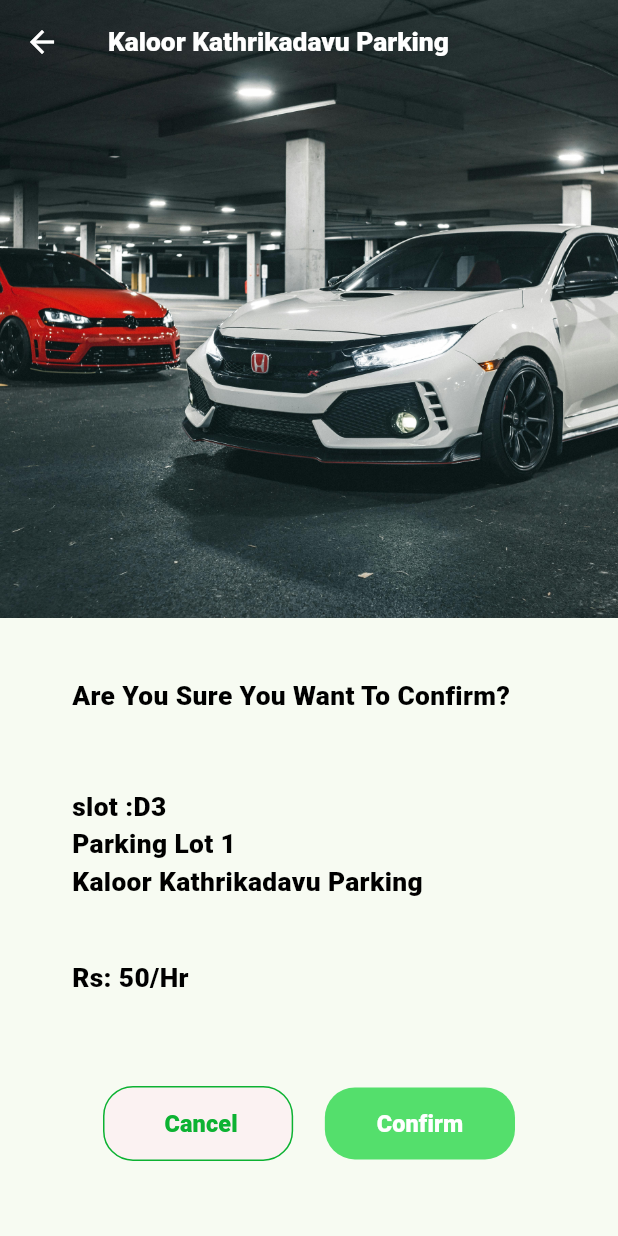
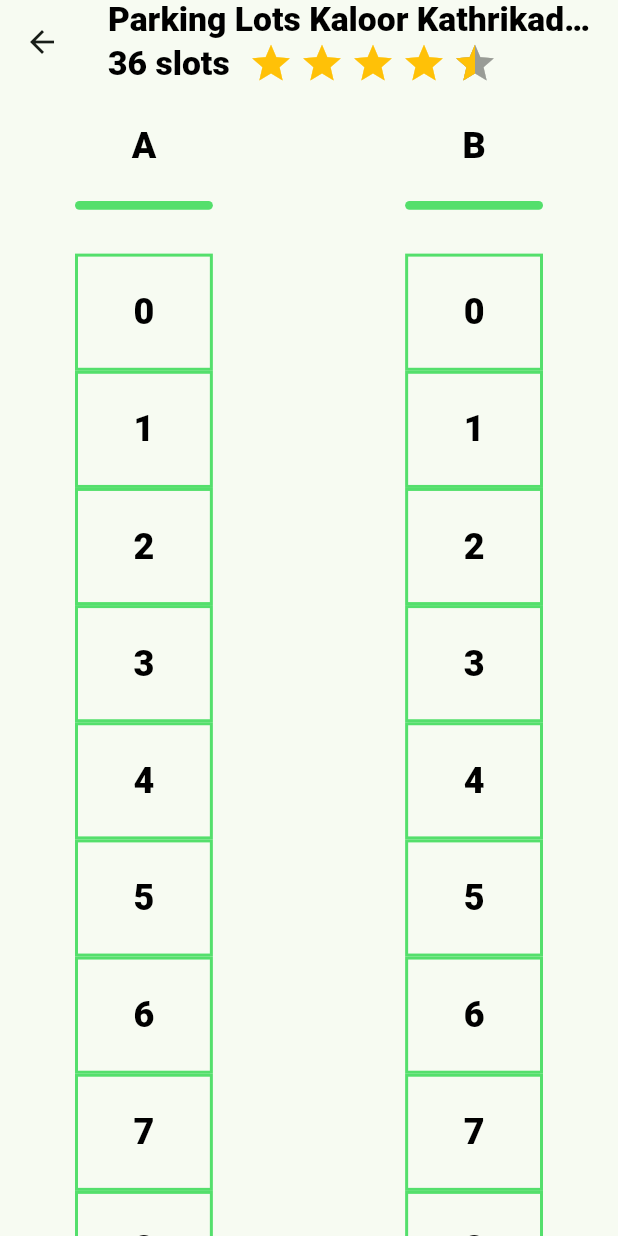
Before and after one commit to aswinciril/parkplus, a Flutter app: the HomePage screen opened directly, after a tap on "Kaloor Kathrikadavu", on a phone screen of 412 x 824 dp. Run offline on Flutter 3.47's test engine with Material 3 defaults, Android fonts, the phone set to English and light mode, and no system bars; drawn by our look-alikes of flutter_rating_bar; our stand-ins replace flutter_screenutil, flutter_svg, google_fonts, google_maps_flutter, lottie, pin_code_text_field.

Commit message:
slots-page-done

```diff
--- a/lib/Presentation/features/botttom_navigation_items/home/custom_widgets/home_container_list.dart
+++ b/lib/Presentation/features/botttom_navigation_items/home/custom_widgets/home_container_list.dart
@@ -2,6 +2,7 @@ import 'package:flutter/material.dart';
 import 'package:flutter_screenutil/flutter_screenutil.dart';
 import 'package:parkplus/Presentation/features/botttom_navigation_items/home/custom_widgets/home_container.dart';
 import 'package:parkplus/Presentation/features/botttom_navigation_items/home/view/slot_confirm_page.dart';
+import 'package:parkplus/Presentation/features/botttom_navigation_items/home/view/slots_page.dart';
 
 class HomeContainerList extends StatelessWidget {
   const HomeContainerList({super.key});
@@ -15,7 +16,7 @@ class HomeContainerList extends StatelessWidget {
                 Navigator.push(
                     context,
                     MaterialPageRoute(
-                      builder: (context) => SlotConfirmPage(),
+                      builder: (context) => SlotsPage(),
                     ));
               },
               child: const HomeContainer());
--- a/lib/Presentation/features/botttom_navigation_items/home/view/home.dart
+++ b/lib/Presentation/features/botttom_navigation_items/home/view/home.dart
@@ -40,7 +40,7 @@ class HomePage extends StatelessWidget {
               child: Row(
                 mainAxisAlignment: MainAxisAlignment.start,
                 children: [
-                  Icon(
+                  const Icon(
                     Icons.location_on,
                     size: 30,
                   ),
--- a/lib/Presentation/features/botttom_navigation_items/home/view/slot_confirm_page.dart
+++ b/lib/Presentation/features/botttom_navigation_items/home/view/slot_confirm_page.dart
@@ -1,5 +1,6 @@
 import 'package:flutter/material.dart';
 import 'package:flutter_screenutil/flutter_screenutil.dart';
+import 'package:parkplus/Presentation/features/botttom_navigation_items/home/view/slots_page.dart';
 import 'package:parkplus/Presentation/widgets/Text/custom_text.dart';
 import 'package:parkplus/utils/dialog_helper.dart';
 
@@ -48,7 +49,7 @@ class SlotConfirmPage extends StatelessWidget {
                   height: 50.h,
                 ),
                 CustomText(
-                    text: "slot :D3",
+                    text: "slot :B",
                     fontWeight: FontWeight.w400,
                     fontsize: 18.sp,
                     color: Colors.black),
--- /dev/null
+++ b/lib/Presentation/features/botttom_navigation_items/home/view/slots_page.dart
@@ -0,0 +1,201 @@
+import 'package:flutter/material.dart';
+import 'package:flutter_screenutil/flutter_screenutil.dart';
+import 'package:flutter_svg/svg.dart';
+import 'package:parkplus/Presentation/features/botttom_navigation_items/home/view/slot_confirm_page.dart';
+import 'package:parkplus/Presentation/widgets/Text/custom_text.dart';
+import 'package:flutter_rating_bar/flutter_rating_bar.dart';
+import 'package:parkplus/utils/colors.dart';
+import 'package:parkplus/utils/dialog_helper.dart';
+
+class SlotsPage extends StatelessWidget {
+  const SlotsPage({super.key});
+
+  @override
+  Widget build(BuildContext context) {
+    return Scaffold(
+      appBar: AppBar(
+        centerTitle: false,
+        title: Column(
+          children: [
+            CustomText(
+                text: "Parking Lots Kaloor Kathrikadavu",
+                fontWeight: FontWeight.w700,
+                fontsize: 23.sp,
+                color: black),
+            Row(
+              children: [
+                CustomText(
+                    text: "36 slots",
+                    fontWeight: FontWeight.w400,
+                    fontsize: 23.sp,
+                    color: black),
+                SizedBox(
+                  width: 10.w,
+                ),
+                RatingBar.builder(
+                  initialRating: 4.5,
+                  minRating: 1,
+                  direction: Axis.horizontal,
+                  ignoreGestures: true, //user cant change
+                  allowHalfRating: true,
+                  itemCount: 5,
+                  itemSize: 30,
+                  itemPadding: const EdgeInsets.symmetric(horizontal: 2.0),
+                  itemBuilder: (context, _) => const Icon(
+                    Icons.star,
+                    color: Colors.amber,
+                  ),
+                  onRatingUpdate: (rating) {},
+                ),
+              ],
+            )
+          ],
+        ),
+      ),
+      body: const Padding(
+        padding: EdgeInsets.symmetric(
+          horizontal: 50,
+        ),
+        child: SingleChildScrollView(
+          child: Row(
+            mainAxisAlignment: MainAxisAlignment.spaceBetween,
+            children: [
+              ParkingSlotsList(
+                title: "A",
+              ),
+              ParkingSlotsList(
+                title: "B",
+              ),
+            ],
+          ),
+        ),
+      ),
+    );
+  }
+}
+
+class ParkingSlotsList extends StatelessWidget {
+  const ParkingSlotsList({
+    super.key,
+    required this.title,
+  });
+
+  // final List<bool> showSvgList;
+  final String title;
+
+  @override
+  Widget build(BuildContext context) {
+    bool? isCarParked = false;
+    return Column(
+      children: [
+        SizedBox(
+          height: 25.h,
+        ),
+        CustomText(
+            text: title,
+            fontWeight: FontWeight.w800,
+            fontsize: 24,
+            color: black),
+        SizedBox(
+          height: 20.h,
+        ),
+        Container(
+          height: 6.h,
+          width: 87.w,
+          decoration: BoxDecoration(
+            color: primaryGreen,
+            borderRadius: BorderRadius.circular(20),
+          ),
+        ),
+        SizedBox(
+          height: 30.h,
+        ),
+        SizedBox(
+          width: 87.w,
+          child: ListView.builder(
+            shrinkWrap: true,
+            physics: const NeverScrollableScrollPhysics(),
+            itemCount: 12,
+            itemBuilder: (context, index) {
+              return GestureDetector(
+                onTap: () {
+                  showModalBottomSheet(
+                    context: context,
+                    builder: (BuildContext context) {
+                      return Container(
+                          height: 150.h,
+                          padding: const EdgeInsets.all(20),
+                          child: Row(
+                            mainAxisAlignment: MainAxisAlignment.spaceBetween,
+                            children: [
+                              Column(
+                                mainAxisAlignment: MainAxisAlignment.center,
+                                crossAxisAlignment: CrossAxisAlignment.start,
+                                children: [
+                                  CustomText(
+                                      text: "Rs 50",
+                                      fontWeight: FontWeight.w800,
+                                      fontsize: 22.sp,
+                                      color: black),
+                                  SizedBox(
+                                    height: 5.h,
+                                  ),
+                                  CustomText(
+                                      text: "Selected Slot = $index",
+                                      fontWeight: FontWeight.w400,
+                                      fontsize: 22.sp,
+                                      color: black),
+                                ],
+                              ),
+                              YesContainer(
+                                yestext: "Book Slot",
+                                onpressedyes: () {
+                                  Navigator.push(
+                                      context,
+                                      MaterialPageRoute(
+                                        builder: (context) =>
+                                            const SlotConfirmPage(),
+                                      ));
+                                },
+                              )
+                            ],
+                          ));
+                    },
+                  );
+                },
+                child: Container(
+                  width: 87.w,
+                  height: 80.h,
+                  decoration: BoxDecoration(
+                      border: Border.all(
+                    width: 2,
+                    color: primaryGreen,
+                  )),
+                  child: Padding(
+                    padding: const EdgeInsets.symmetric(horizontal: 10),
+                    child: isCarParked!
+                        ? SvgPicture.asset(
+                            "assets/icons/noslot.svg",
+                            width: 30,
+                            height: 30,
+                          )
+                        : Center(
+                            child: CustomText(
+                                text: "$index",
+                                fontWeight: FontWeight.w700,
+                                fontsize: 24,
+                                color: black),
+                          ),
+                  ),
+                ),
+              );
+            },
+          ),
+        ),
+        SizedBox(
+          height: 25.h,
+        ),
+      ],
+    );
+  }
+}
--- /dev/null
+++ b/lib/controller/home/parking_controller.dart
@@ -0,0 +1,11 @@
+import 'package:flutter/material.dart';
+
+class ParkingProvider extends ChangeNotifier {
+  bool _isCarParked = true;
+  bool get isCarParked => _isCarParked;
+
+  void setCarParked(bool value) {
+    _isCarParked = value;
+    notifyListeners();
+  }
+}
--- a/lib/main.dart
+++ b/lib/main.dart
@@ -2,6 +2,7 @@ import 'package:flutter/material.dart';
 import 'package:parkplus/Presentation/features/splash/splash_screen.dart';
 import 'package:flutter_screenutil/flutter_screenutil.dart';
 import 'package:parkplus/controller/auth/timer_controller.dart';
+import 'package:parkplus/controller/home/parking_controller.dart';
 import 'package:provider/provider.dart';
 
 void main() {
@@ -19,6 +20,9 @@ class MyApp extends StatelessWidget {
       providers: [
         ChangeNotifierProvider(
           create: (context) => TimerProvider(),
+        ),
+        ChangeNotifierProvider(
+          create: (context) => ParkingProvider(),
         )
       ],
       child: ScreenUtilInit(
--- a/pubspec.yaml
+++ b/pubspec.yaml
@@ -43,6 +43,7 @@ dependencies:
   provider: ^6.1.1
   expandable_search_bar: ^0.0.2
   google_maps_flutter: ^2.2.8
+  flutter_rating_bar: ^4.0.1
 
 dev_dependencies:
   flutter_test:
```
Also changed, not shown: lib/utils/dialog_helper.dart (+8 -3 lines), assets/icons/noslot.svg (added), pubspec.lock.
